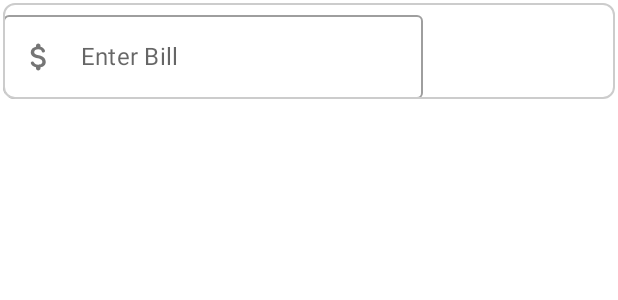
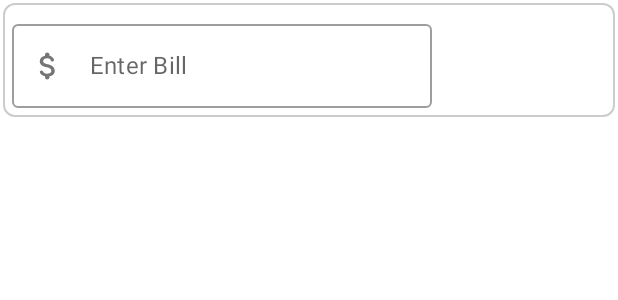
Before and after one commit to alinbabu2010/JetTipApp, an Android app built with Jetpack Compose: the @Preview function MainContent, on a phone screen of 412 x 824 dp. Shown: the top 300 px of the screen. Run offline under Robolectric (Android 15) with nearby library versions, the phone set to English and light mode, and no system bars.

Commit message:
Add rounded icon button to bill form and modify column

```diff
--- a/app/src/main/java/com/jetpack/tip/MainActivity.kt
+++ b/app/src/main/java/com/jetpack/tip/MainActivity.kt
@@ -12,6 +12,9 @@ import androidx.compose.foundation.text.KeyboardActions
 import androidx.compose.material.MaterialTheme
 import androidx.compose.material.Surface
 import androidx.compose.material.Text
+import androidx.compose.material.icons.Icons
+import androidx.compose.material.icons.filled.Add
+import androidx.compose.material.icons.filled.Remove
 import androidx.compose.runtime.Composable
 import androidx.compose.runtime.mutableStateOf
 import androidx.compose.runtime.remember
@@ -28,6 +31,7 @@ import androidx.compose.ui.unit.dp
 import com.jetpack.tip.components.InputField
 import com.jetpack.tip.ui.theme.JetTipAppTheme
 import com.jetpack.tip.ui.theme.Purple100
+import com.jetpack.tip.widgets.RoundIconButton
 
 class MainActivity : ComponentActivity() {
     override fun onCreate(savedInstanceState: Bundle?) {
@@ -115,7 +119,11 @@ fun BillForm(onValChange: (String) -> Unit) {
         shape = RoundedCornerShape(8.dp),
         border = BorderStroke(width = 1.dp, color = Color.LightGray)
     ) {
-        Column() {
+        Column(
+            modifier = Modifier.padding(6.dp),
+            verticalArrangement = Arrangement.Top,
+            horizontalAlignment = Alignment.Start
+        ) {
             InputField(
                 valueState = totalBillState,
                 labelId = "Enter Bill",
@@ -127,6 +135,24 @@ fun BillForm(onValChange: (String) -> Unit) {
                     keyboardController?.hide()
                 }
             )
+            if (validState) {
+                Row(
+                    modifier = Modifier.padding(3.dp),
+                    horizontalArrangement = Arrangement.Start,
+                ) {
+                    Text(text = "Split", modifier = Modifier.align(Alignment.CenterVertically))
+                    Spacer(modifier = Modifier.width(120.dp))
+                    Row(
+                        modifier = Modifier.padding(horizontal = 3.dp),
+                        horizontalArrangement = Arrangement.End
+                    ) {
+                        RoundIconButton(imageVector = Icons.Default.Remove, onClick = { /*TODO*/ })
+                        RoundIconButton(imageVector = Icons.Default.Add, onClick = { /*TODO*/ })
+                    }
+                }
+            } else {
+                Box() {}
+            }
 
         }
     }
```
